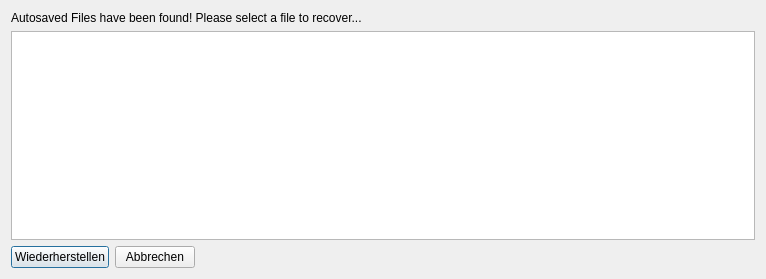
Before: the Qt Designer form SIM-VICUS/src/SVAutoSaveDialog.ui in ghorwin/SIM-VICUS, drawn with Qt 5.
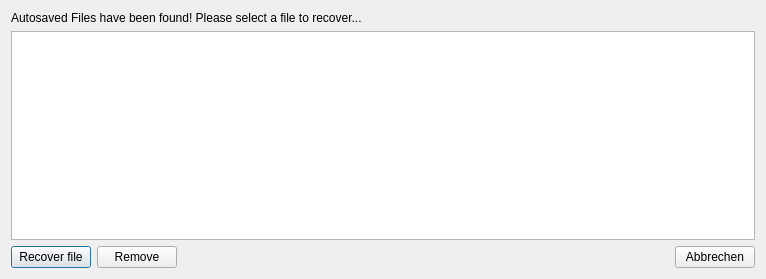
After: the same form once the commit is applied.

Patch:
```diff
--- a/SIM-VICUS/src/SVAutoSaveDialog.ui
+++ b/SIM-VICUS/src/SVAutoSaveDialog.ui
@@ -29,14 +29,14 @@
      <item>
       <widget class="QPushButton" name="pushButtonRecoverFile">
        <property name="text">
-        <string>Wiederherstellen</string>
+        <string>Recover file</string>
        </property>
       </widget>
      </item>
      <item>
-      <widget class="QPushButton" name="pushButtonDiscard">
+      <widget class="QPushButton" name="pushButtonRemoveAutoSave">
        <property name="text">
-        <string>Abbrechen</string>
+        <string>Remove</string>
        </property>
       </widget>
      </item>
@@ -53,6 +53,13 @@
        </property>
       </spacer>
      </item>
+     <item>
+      <widget class="QPushButton" name="pushButtonDiscard">
+       <property name="text">
+        <string>Abbrechen</string>
+       </property>
+      </widget>
+     </item>
     </layout>
    </item>
   </layout>
```
